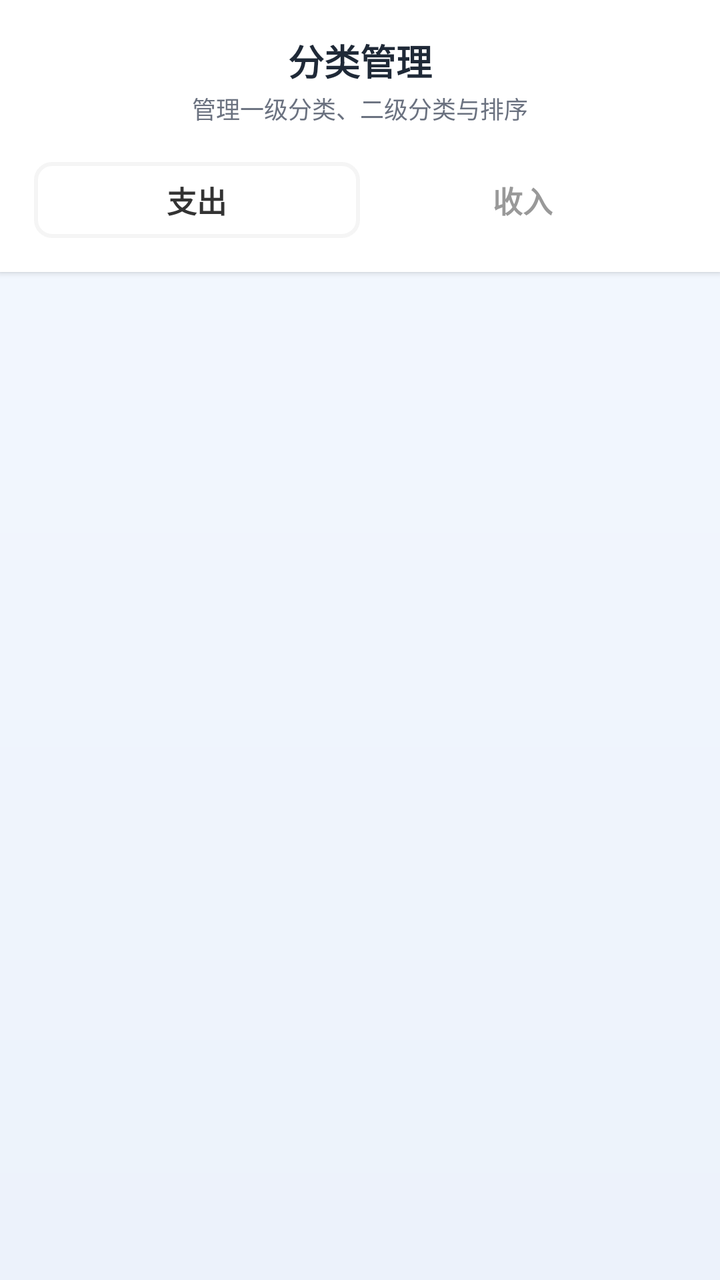
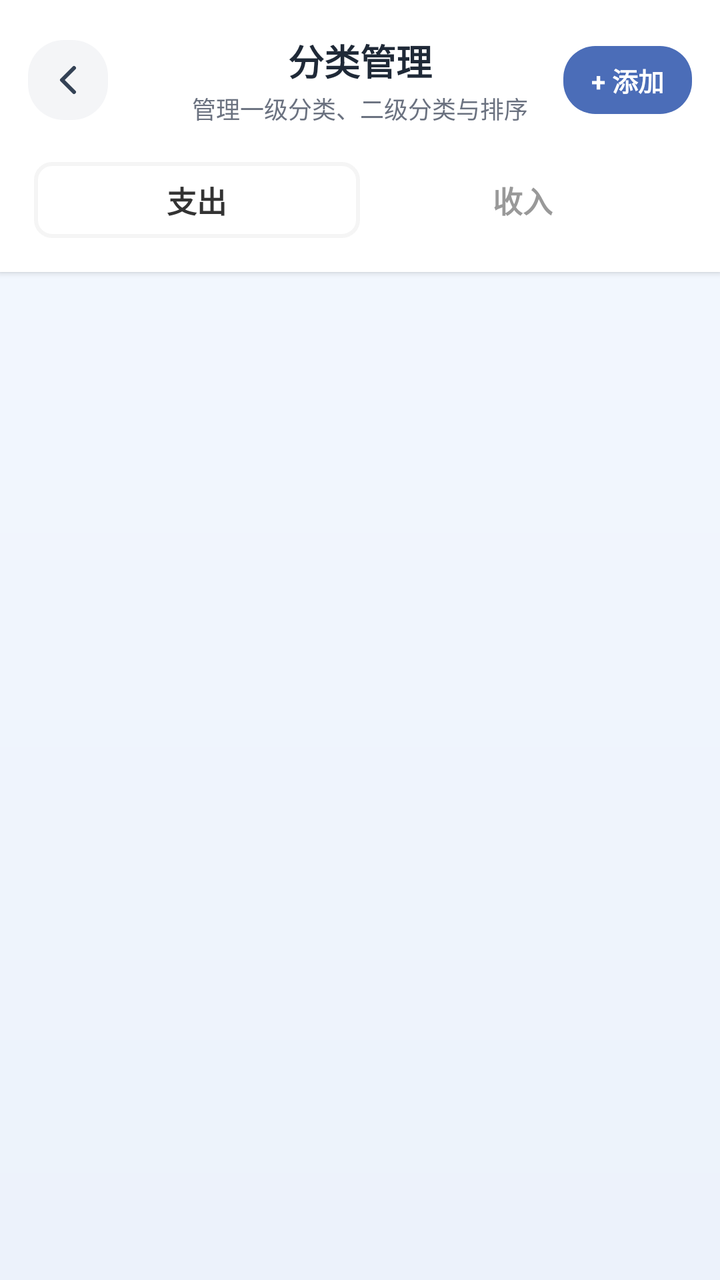

Compare the two renders of this Android layout. The source of the first and the diff that turns it into the second are given below.
<!-- AndroidManifest.xml: application theme Theme.FlipAccounting -->
<!-- res/layout/activity_settings.xml -->
﻿<?xml version="1.0" encoding="utf-8"?>
<LinearLayout xmlns:android="http://schemas.android.com/apk/res/android"
    android:layout_width="match_parent"
    android:layout_height="match_parent"
    android:background="@drawable/bg_home_page"
    android:orientation="vertical">

    <LinearLayout
        android:layout_width="match_parent"
        android:layout_height="wrap_content"
        android:background="#FFFFFF"
        android:elevation="2dp"
        android:orientation="vertical"
        android:paddingTop="14dp"
        android:paddingBottom="14dp"
        android:paddingHorizontal="14dp">

        <RelativeLayout
            android:layout_width="match_parent"
            android:layout_height="52dp">

            <ImageView
                android:id="@+id/btn_back"
                android:layout_width="40dp"
                android:layout_height="40dp"
                android:layout_centerVertical="true"
                android:background="@drawable/bg_home_topbar_capsule"
                android:padding="8dp"
                android:src="@drawable/ic_chevron_left"
                android:tint="#FFFFFF" />

            <LinearLayout
                android:layout_width="wrap_content"
                android:layout_height="wrap_content"
                android:layout_centerInParent="true"
                android:gravity="center"
                android:orientation="vertical">

                <TextView
                    android:layout_width="wrap_content"
                    android:layout_height="wrap_content"
                    android:text="分类管理"
                    android:textColor="#1F2937"
                    android:textSize="@dimen/text_size_18"
                    android:textStyle="bold" />

                <TextView
                    android:layout_width="wrap_content"
                    android:layout_height="wrap_content"
                    android:layout_marginTop="2dp"
                    android:text="管理一级分类、二级分类与排序"
                    android:textColor="#6B7280"
                    android:textSize="@dimen/text_size_11" />
            </LinearLayout>

            <TextView
                android:id="@+id/btn_add_category"
                android:layout_width="wrap_content"
                android:layout_height="34dp"
                android:layout_alignParentEnd="true"
                android:layout_centerVertical="true"
                android:background="@drawable/bg_home_topbar_capsule"
                android:gravity="center"
                android:paddingHorizontal="14dp"
                android:text="+ 添加"
                android:textColor="#FFFFFF"
                android:textSize="@dimen/text_size_13"
                android:textStyle="bold" />
        </RelativeLayout>

        <RadioGroup
            android:id="@+id/rg_type"
            android:layout_width="match_parent"
            android:layout_height="44dp"
            android:layout_marginTop="12dp"
            android:background="@drawable/bg_home_topbar_capsule"
            android:orientation="horizontal"
            android:padding="3dp">

            <RadioButton
                android:id="@+id/rb_expense"
                android:layout_width="0dp"
                android:layout_height="match_parent"
                android:layout_weight="1"
                android:background="@drawable/selector_tab_bg"
                android:button="@null"
                android:checked="true"
                android:gravity="center"
                android:text="支出"
                android:textColor="@color/selector_tab_text"
                android:textSize="@dimen/text_size_15"
                android:textStyle="bold" />

            <RadioButton
                android:id="@+id/rb_income"
                android:layout_width="0dp"
                android:layout_height="match_parent"
                android:layout_weight="1"
                android:background="@drawable/selector_tab_bg"
                android:button="@null"
                android:gravity="center"
                android:text="收入"
                android:textColor="@color/selector_tab_text"
                android:textSize="@dimen/text_size_15"
                android:textStyle="bold" />
        </RadioGroup>
    </LinearLayout>

    <LinearLayout
        android:id="@+id/layout_sort_actions"
        android:layout_width="match_parent"
        android:layout_height="wrap_content"
        android:layout_marginTop="10dp"
        android:layout_marginHorizontal="12dp"
        android:background="@drawable/bg_rule_page_section"
        android:gravity="center_vertical"
        android:orientation="horizontal"
        android:paddingHorizontal="12dp"
        android:paddingVertical="10dp"
        android:visibility="gone">

        <TextView
            android:id="@+id/tv_sort_tip"
            android:layout_width="0dp"
            android:layout_height="wrap_content"
            android:layout_weight="1"
            android:text="长按分类卡片并拖动即可调整顺序"
            android:textColor="#7B8698"
            android:textSize="@dimen/text_size_12" />

        <TextView
            android:id="@+id/btn_cancel_sort"
            android:layout_width="wrap_content"
            android:layout_height="34dp"
            android:background="@drawable/bg_segmented_container"
            android:gravity="center"
            android:paddingHorizontal="14dp"
            android:text="取消"
            android:textColor="#718096"
            android:textSize="@dimen/text_size_13"
            android:textStyle="bold" />

        <TextView
            android:id="@+id/btn_save_sort"
            android:layout_width="wrap_content"
            android:layout_height="34dp"
            android:layout_marginStart="8dp"
            android:background="@drawable/bg_rule_primary_action"
            android:gravity="center"
            android:paddingHorizontal="14dp"
            android:text="保存"
            android:textColor="#FFFFFF"
            android:textSize="@dimen/text_size_13"
            android:textStyle="bold" />
    </LinearLayout>

    <androidx.recyclerview.widget.RecyclerView
        android:id="@+id/rv_sort_categories"
        android:layout_width="match_parent"
        android:layout_height="0dp"
        android:layout_weight="1"
        android:clipToPadding="false"
        android:paddingStart="12dp"
        android:paddingTop="12dp"
        android:paddingEnd="12dp"
        android:paddingBottom="20dp"
        android:visibility="gone" />

    <ScrollView
        android:id="@+id/scroll_normal_content"
        android:layout_width="match_parent"
        android:layout_height="0dp"
        android:layout_weight="1"
        android:clipToPadding="false"
        android:paddingTop="12dp">

        <LinearLayout
            android:id="@+id/container_main"
            android:layout_width="match_parent"
            android:layout_height="wrap_content"
            android:orientation="vertical"
            android:paddingStart="12dp"
            android:paddingEnd="12dp"
            android:paddingBottom="40dp" />
    </ScrollView>

</LinearLayout>
<!-- resources referenced by this layout -->
<resources>
  <dimen name="text_size_11">12sp</dimen>
  <dimen name="text_size_12">12sp</dimen>
  <dimen name="text_size_13">13sp</dimen>
  <dimen name="text_size_15">15sp</dimen>
  <dimen name="text_size_18">18sp</dimen>
  <!-- drawable bg_home_page (drawable) -->
  <?xml version="1.0" encoding="utf-8"?>
  <shape xmlns:android="http://schemas.android.com/apk/res/android">
      <gradient
          android:angle="270"
          android:startColor="#F4F8FF"
          android:endColor="#ECF2FB" />
  </shape>
  <!-- drawable bg_home_topbar_capsule (drawable) -->
  <?xml version="1.0" encoding="utf-8"?>
  <shape xmlns:android="http://schemas.android.com/apk/res/android">
      <corners android:radius="18dp" />
      <solid android:color="#2EFFFFFF" />
      <stroke
          android:width="1dp"
          android:color="#59FFFFFF" />
  </shape>
  <!-- drawable bg_rule_page_section (drawable) -->
  <?xml version="1.0" encoding="utf-8"?>
  <shape xmlns:android="http://schemas.android.com/apk/res/android"
      android:shape="rectangle">
      <solid android:color="#F9FBFF" />
      <corners android:radius="18dp" />
      <stroke
          android:width="1dp"
          android:color="#E7EDF8" />
  </shape>
  <!-- drawable bg_rule_primary_action (drawable) -->
  <?xml version="1.0" encoding="utf-8"?>
  <selector xmlns:android="http://schemas.android.com/apk/res/android">
      <item android:state_pressed="true">
          <shape android:shape="rectangle">
              <solid android:color="#3E5EA6" />
              <corners android:radius="16dp" />
          </shape>
      </item>
      <item>
          <shape android:shape="rectangle">
              <solid android:color="#4B6DB8" />
              <corners android:radius="16dp" />
          </shape>
      </item>
  </selector>
  <!-- drawable bg_segmented_container (drawable) -->
  <?xml version="1.0" encoding="utf-8"?>
  <shape xmlns:android="http://schemas.android.com/apk/res/android">
      <solid android:color="#F4F5F7" />
      <corners android:radius="18dp" />
  </shape>
  <!-- drawable ic_chevron_left (drawable) -->
  <vector xmlns:android="http://schemas.android.com/apk/res/android"
      android:width="24dp"
      android:height="24dp"
      android:viewportWidth="24"
      android:viewportHeight="24">
      <path
          android:strokeColor="#333333"
          android:strokeWidth="2"
          android:strokeLineCap="round"
          android:strokeLineJoin="round"
          android:pathData="M15,18l-6,-6l6,-6" />
  </vector>
  <!-- drawable selector_tab_bg (drawable) -->
  <?xml version="1.0" encoding="utf-8"?>
  <selector xmlns:android="http://schemas.android.com/apk/res/android">
      <item android:state_checked="true">
          <shape android:shape="rectangle">
              <solid android:color="#FFFFFF"/>
              <corners android:radius="8dp"/>
              <stroke android:width="2dp" android:color="#F5F5F5"/> </shape>
      </item>
      <item android:drawable="@android:color/transparent"/>
  </selector>
  <style name="Theme.FlipAccounting" parent="Theme.MaterialComponents.DayNight.NoActionBar">
          
          <item name="colorPrimary">#5C6BC0</item>
          <item name="colorPrimaryVariant">#3F51B5</item>
          <item name="colorOnPrimary">#FFFFFF</item>
          
          <item name="colorSecondary">#FF4081</item>
          <item name="colorSecondaryVariant">#F50057</item>
          <item name="colorOnSecondary">#FFFFFF</item>
  
          
          <item name="android:statusBarColor">#F5F7FA</item>
          <item name="android:windowLightStatusBar">true</item>
      </style>
</resources>

<!-- the commit's change to res/layout/activity_settings.xml (unified diff, before → after) -->
@@ -24,10 +24,10 @@
                 android:layout_width="40dp"
                 android:layout_height="40dp"
                 android:layout_centerVertical="true"
-                android:background="@drawable/bg_home_topbar_capsule"
+                android:background="@drawable/bg_segmented_container"
                 android:padding="8dp"
                 android:src="@drawable/ic_chevron_left"
-                android:tint="#FFFFFF" />
+                android:tint="#334155" />
 
             <LinearLayout
                 android:layout_width="wrap_content"
@@ -59,7 +59,7 @@
                 android:layout_height="34dp"
                 android:layout_alignParentEnd="true"
                 android:layout_centerVertical="true"
-                android:background="@drawable/bg_home_topbar_capsule"
+                android:background="@drawable/bg_rule_primary_action"
                 android:gravity="center"
                 android:paddingHorizontal="14dp"
                 android:text="+ 添加"
